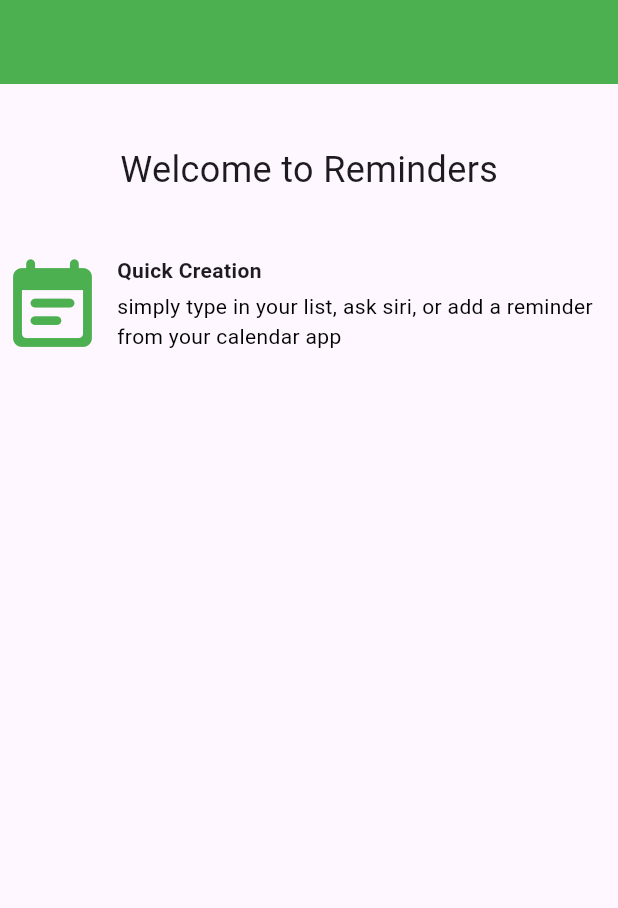
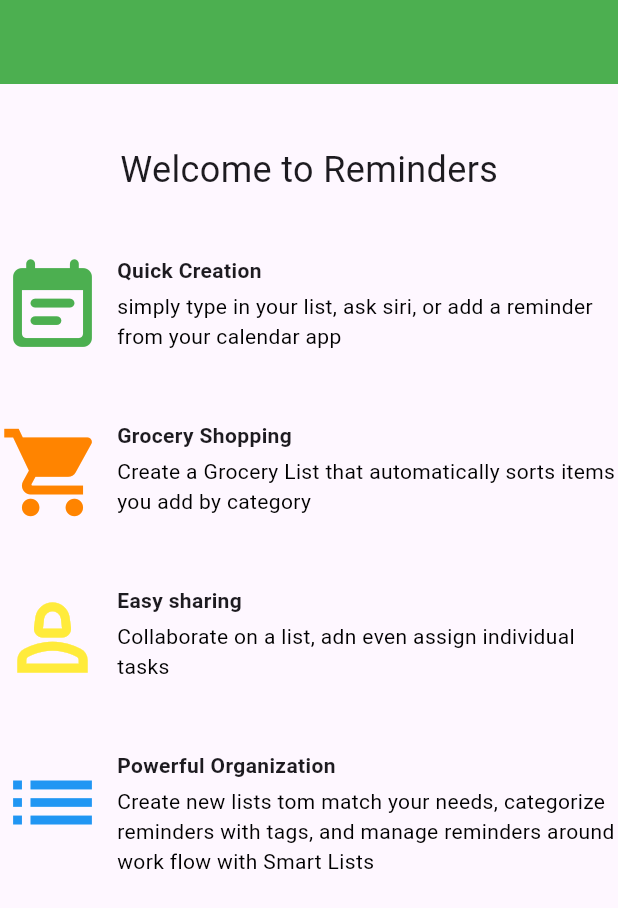
Before and after one commit to 3allancastro0/Tarea-1.2-, a Flutter app: the screen it shows after launch, on a phone screen of 412 x 824 dp. Shown: the top 908 px of the screen. Run offline on Flutter 3.47's test engine with Material 3 defaults, Android fonts, the light colour scheme and no system bars.

Commit message:
replicacion del widget y cambio del texto icono y detalle de cada uno

```diff
--- a/lib/main.dart
+++ b/lib/main.dart
@@ -42,6 +42,79 @@
                   ),
                 ],
               ),
+              Row(
+                crossAxisAlignment: CrossAxisAlignment.start,
+                children: [
+                  Icon(
+                    Icons.local_grocery_store,
+                    size: 70,
+                    color: Color.fromARGB(255, 255, 132, 0),
+                  ),
+                  SizedBox(width: 8, height: 25),
+                  Expanded(
+                    child: Column(
+                      crossAxisAlignment: CrossAxisAlignment.start,
+                      children: [
+                        Text(
+                          'Grocery Shopping',
+                          style: TextStyle(fontWeight: FontWeight.bold),
+                        ),
+                        SizedBox(height: 4),
+                        Text(
+                          'Create a Grocery List that automatically sorts items you add by category',
+                          style: TextStyle(color: Color.fromARGB(255, 0, 0, 0)),
+                        ),
+                      ],
+                    ),
+                  ),
+                ],
+              ),
+              Row(
+                crossAxisAlignment: CrossAxisAlignment.start,
+                children: [
+                  Icon(Icons.person_2_outlined, size: 70, color: Colors.yellow),
+                  SizedBox(width: 8, height: 25),
+                  Expanded(
+                    child: Column(
+                      crossAxisAlignment: CrossAxisAlignment.start,
+                      children: [
+                        Text(
+                          'Easy sharing',
+                          style: TextStyle(fontWeight: FontWeight.bold),
+                        ),
+                        SizedBox(height: 4),
+                        Text(
+                          'Collaborate on a list, adn even assign individual tasks',
+                          style: TextStyle(color: Color.fromARGB(255, 0, 0, 0)),
+                        ),
+                      ],
+                    ),
+                  ),
+                ],
+              ),
+              Row(
+                crossAxisAlignment: CrossAxisAlignment.start,
+                children: [
+                  Icon(Icons.list, size: 70, color: Colors.blue),
+                  SizedBox(width: 8, height: 20),
+                  Expanded(
+                    child: Column(
+                      crossAxisAlignment: CrossAxisAlignment.start,
+                      children: [
+                        Text(
+                          'Powerful Organization',
+                          style: TextStyle(fontWeight: FontWeight.bold),
+                        ),
+                        SizedBox(height: 4),
+                        Text(
+                          'Create new lists tom match your needs, categorize reminders with tags, and manage reminders around work flow with Smart Lists',
+                          style: TextStyle(color: Color.fromARGB(255, 0, 0, 0)),
+                        ),
+                      ],
+                    ),
+                  ),
+                ],
+              ),
             ],
           ),
         ),
```
